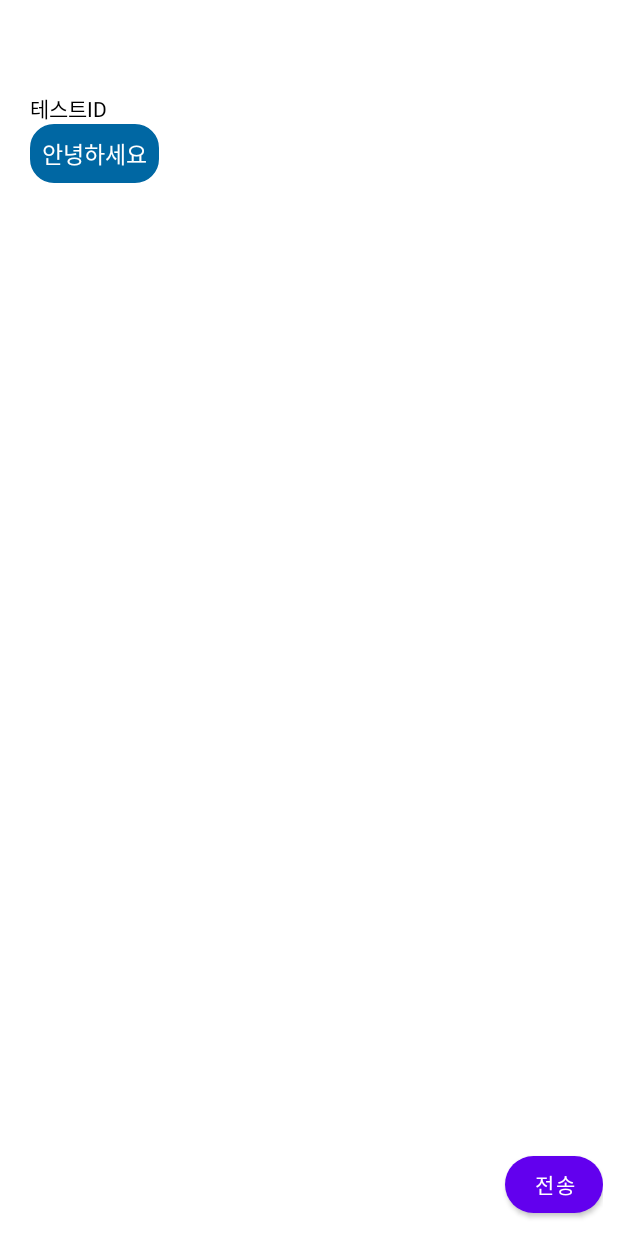
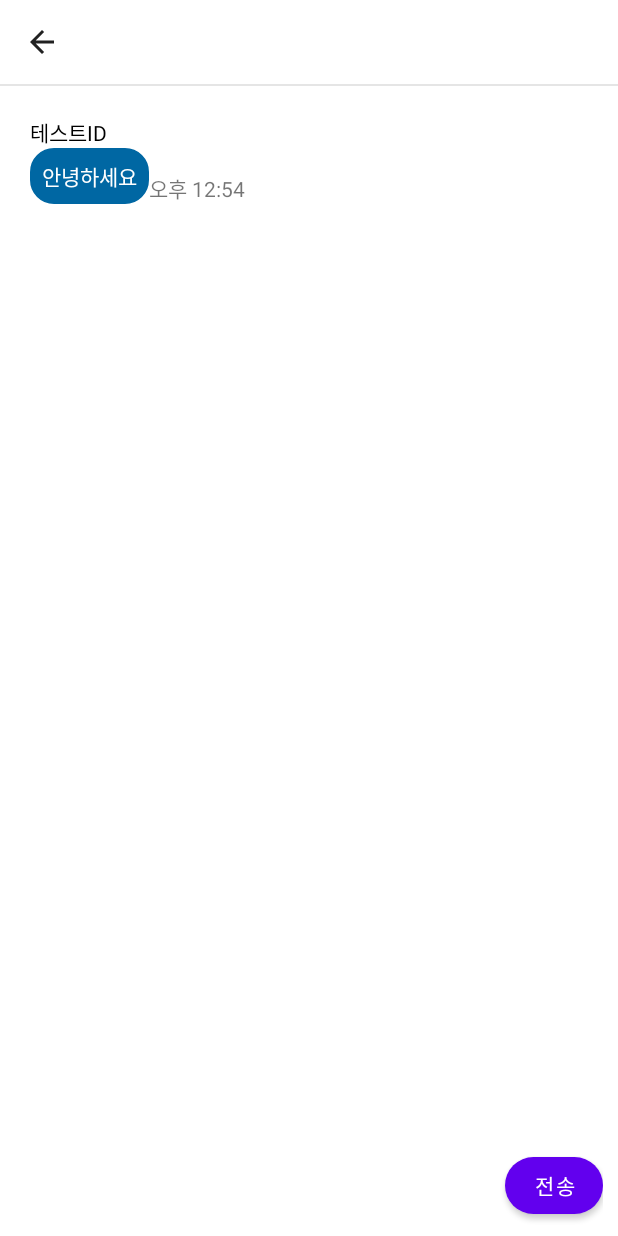
Before and after one commit to gudwh14/csl_blind_date, an Android app: the ChatActivity screen opened directly, with no data from a screen before it, on a phone screen of 412 x 824 dp. Run offline under Robolectric (Android 15) with nearby library versions, the phone set to English and light mode, and no system bars.

Commit message:
2020/05/12 -a

```diff
--- a/app/src/main/java/com/csl/csl_blinddate/ChatActivity.java
+++ b/app/src/main/java/com/csl/csl_blinddate/ChatActivity.java
@@ -1,6 +1,7 @@
 package com.csl.csl_blinddate;
 
 import androidx.appcompat.app.AppCompatActivity;
+import androidx.appcompat.widget.Toolbar;
 import androidx.recyclerview.widget.LinearLayoutManager;
 import androidx.recyclerview.widget.RecyclerView;
 
@@ -21,8 +22,12 @@ public class ChatActivity extends AppCompatActivity {
         super.onCreate(savedInstanceState);
         setContentView(R.layout.activity_chat);
 
-        chat_titleText = findViewById(R.id.chat_titleText);
-        chat_titleText.setText(getIntent().getStringExtra("title"));
+        Toolbar chat_toolbar = findViewById(R.id.chat_toolbar);
+        setSupportActionBar(chat_toolbar);
+
+        getSupportActionBar().setTitle(getIntent().getStringExtra("title"));
+        getSupportActionBar().setDisplayHomeAsUpEnabled(true);
+
 
         chatRecyclerView = findViewById(R.id.chatRecyclerView);
         chatAdapter = new ChatAdapter();
--- a/app/src/main/res/layout/activity_apply_list.xml
+++ b/app/src/main/res/layout/activity_apply_list.xml
@@ -26,13 +26,17 @@
             android:textStyle="bold" />
     </androidx.appcompat.widget.Toolbar>
 
-
+    <View
+        android:layout_width="match_parent"
+        android:layout_height="1dp"
+        android:background="#66bdbdbd"
+        android:layout_marginTop="?attr/actionBarSize"/>
     <TextView
         android:id="@+id/textView13"
         android:layout_width="match_parent"
         android:layout_height="wrap_content"
         android:gravity="center"
-        android:layout_marginTop="60dp"
+        android:layout_marginTop="70dp"
         android:text="신청한 미팅의 현황을 볼 수 있습니다"
         android:textColor="#000000"/>
 
--- a/app/src/main/res/layout/activity_applyed_list.xml
+++ b/app/src/main/res/layout/activity_applyed_list.xml
@@ -28,11 +28,16 @@
             />
     </androidx.appcompat.widget.Toolbar>
 
+    <View
+        android:layout_width="match_parent"
+        android:layout_height="1dp"
+        android:background="#66bdbdbd"
+        android:layout_marginTop="?attr/actionBarSize"/>
 
     <TextView
         android:id="@+id/textView14"
         android:layout_width="match_parent"
-        android:layout_marginTop="60dp"
+        android:layout_marginTop="70dp"
         android:layout_height="wrap_content"
         android:text="신청받은 리스트를 확인할 수 있습니다"
         android:gravity="center"
--- a/app/src/main/res/layout/activity_chat.xml
+++ b/app/src/main/res/layout/activity_chat.xml
@@ -7,16 +7,18 @@
     tools:context=".ChatActivity"
     android:orientation="vertical">
 
-
-    <TextView
-        android:id="@+id/chat_titleText"
+    <androidx.appcompat.widget.Toolbar
+        android:id="@+id/chat_toolbar"
         android:layout_width="match_parent"
         android:layout_height="wrap_content"
-        android:text="TextView"
-        android:textColor="#000000"
-        android:textStyle="bold"
-        android:layout_margin="10dp"
-        android:textSize="15dp"/>
+        android:background="@null"
+        android:theme="?attr/actionBarTheme"
+        app:titleTextAppearance="@style/ToolbarTitleText"/>
+
+    <View
+        android:layout_width="match_parent"
+        android:layout_height="1dp"
+        android:background="#66bdbdbd" />
 
     <androidx.recyclerview.widget.RecyclerView
         android:id="@+id/chatRecyclerView"
--- a/app/src/main/res/layout/chat_view.xml
+++ b/app/src/main/res/layout/chat_view.xml
@@ -14,13 +14,26 @@
         android:gravity="center_vertical"
         android:textColor="#000000"/>
 
-    <TextView
-        android:id="@+id/chat_msgView"
-        android:layout_width="wrap_content"
-        android:layout_height="wrap_content"
-        android:text="MSG"
-        android:padding="8dp"
-        android:textSize="15dp"
-        android:background="@drawable/chat_background_shape"
-        android:textColor="#FFFFFF"/>
+    <LinearLayout
+        android:layout_width="match_parent"
+        android:layout_height="wrap_content" >
+
+
+        <TextView
+            android:id="@+id/chat_msgView"
+            android:layout_width="wrap_content"
+            android:layout_height="wrap_content"
+            android:background="@drawable/chat_background_shape"
+            android:padding="8dp"
+            android:text="MSG"
+            android:textColor="#FFFFFF"
+            android:textSize="14dp" />
+
+        <TextView
+            android:id="@+id/textView16"
+            android:layout_width="wrap_content"
+            android:layout_height="wrap_content"
+            android:text="오후 12:54"
+            android:layout_gravity="bottom"/>
+    </LinearLayout>
 </LinearLayout>
```
